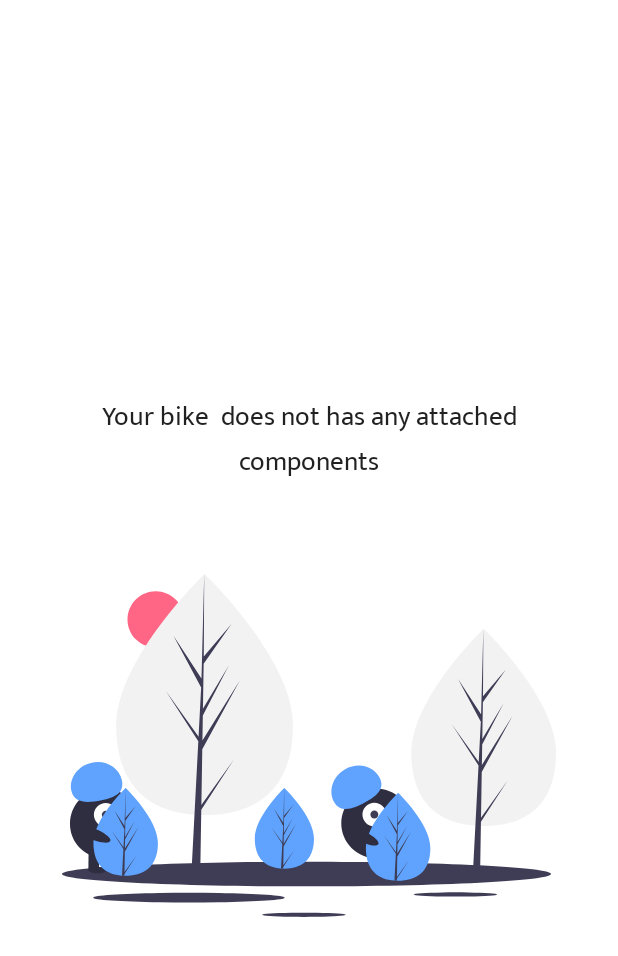
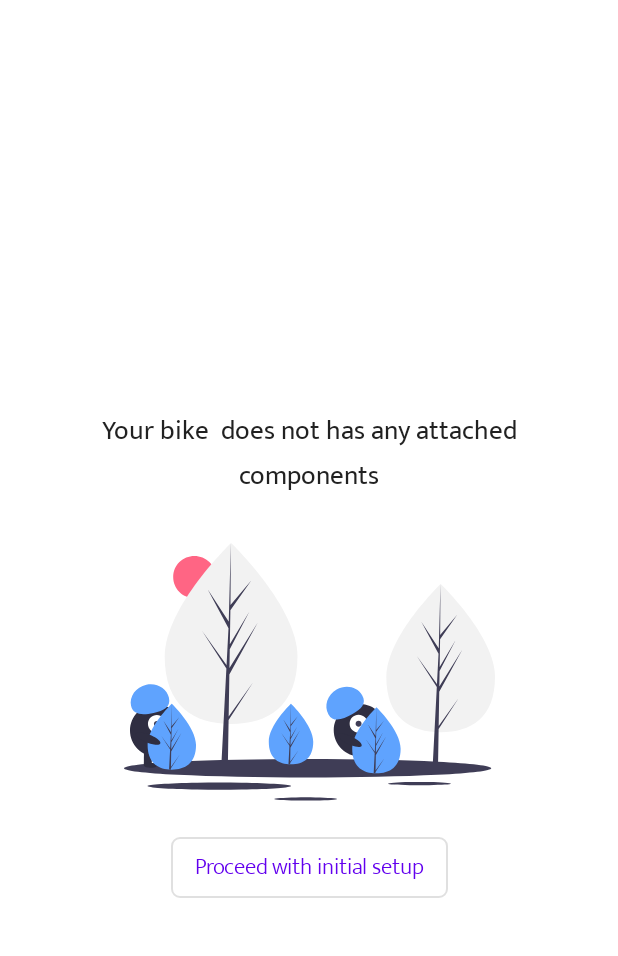
Before and after one commit to angelpinheiro/bikenance-app, an Android app built with Jetpack Compose: the composable EmptyComponentList shown on its own in the app's theme, on a phone screen of 412 x 824 dp. Shown: the top 956 px of the screen. Run offline under Robolectric (Android 15) with nearby library versions, the light colour scheme and no system bars; our stand-ins replace accompanist; libraries missing offline, so code that uses them is left out: com.mikepenz.iconics, com.ramcosta.composedestinations; 3 statements that could not run were skipped.

Commit message:
Update bike details screen

```diff
--- a/app/src/main/java/com/anxops/bkn/ui/screens/bike/BikeDetailsScreen.kt
+++ b/app/src/main/java/com/anxops/bkn/ui/screens/bike/BikeDetailsScreen.kt
@@ -122,7 +122,7 @@ fun BikeDetailsScreen(
             ),
             sheetPeekHeight = 0.dp,
             floatingActionButton = {
-                fab(visible = scaffoldState.bottomSheetState.isCollapsed, click = {
+                fab(visible = scaffoldState.bottomSheetState.isCollapsed && false, click = {
                     scope.launch { scaffoldState.bottomSheetState.expand() }
                 })
             },
@@ -144,7 +144,7 @@ fun BikeDetailsScreen(
                             modifier = Modifier
                                 .fillMaxHeight()
                         ) {
-                            EmptyComponentList(onClickNew = {
+                            EmptyComponentList(onClickAction = {
                                 scope.launch { scaffoldState.bottomSheetState.expand() }
                             })
                         }
@@ -182,7 +182,7 @@ fun fab(visible: Boolean = true, click: () -> Unit = {}) {
 
 
 @Composable
-fun EmptyComponentList(onClickNew: () -> Unit = {}) {
+fun EmptyComponentList(onClickAction: () -> Unit = {}) {
     Column(
         Modifier
             .fillMaxSize()
@@ -203,10 +203,18 @@ fun EmptyComponentList(onClickNew: () -> Unit = {}) {
             painter = painterResource(id = R.drawable.ic_undraw_not_found),
             contentDescription = "Not found",
             modifier = Modifier
-                .fillMaxWidth(0.8f)
+                .fillMaxWidth(0.6f)
                 .background(Color.Transparent)
-                .padding(top = 30.dp)
+                .padding(top = 0.dp)
         )
+
+        OutlinedButton(onClick = { onClickAction() }, modifier = Modifier.padding(top = 20.dp)) {
+            Text(
+                text = "Proceed with initial setup",
+                color = MaterialTheme.colors.primary,
+                style = MaterialTheme.typography.h3,
+            )
+        }
     }
 }
 
@@ -223,12 +231,12 @@ fun ComponentListBottomSheet(
 
     val componentTypes = remember { ComponentTypes.values() }
     val lazyColumnState = rememberLazyListState()
-    val bottomPartSize = 80.dp
+    val bottomPartSize = 60.dp
 
     Box(
         Modifier
             .fillMaxWidth()
-            .fillMaxHeight()
+            .fillMaxHeight(0.9f)
     ) {
 
 
@@ -313,7 +321,8 @@ fun ComponentListBottomSheet(
         Box(
             Modifier
                 .fillMaxWidth()
-                .background(MaterialTheme.colors.surface)
+//                .clip(RoundedCornerShape(topStart = 10.dp, topEnd = 10.dp))
+                .background(MaterialTheme.colors.primaryVariant)
                 .height(bottomPartSize)
                 .padding(0.dp)
                 .align(Alignment.BottomCenter)
```
